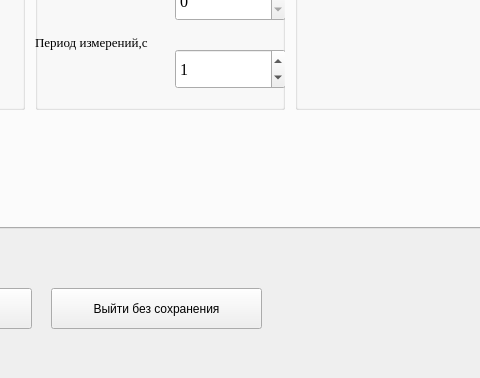
Qt form options.ui (tomyqg/topaz-m) before a commit; both pictures show x 199 to 679 and y 422 to 800 of the 1280 by 800 pixel window.
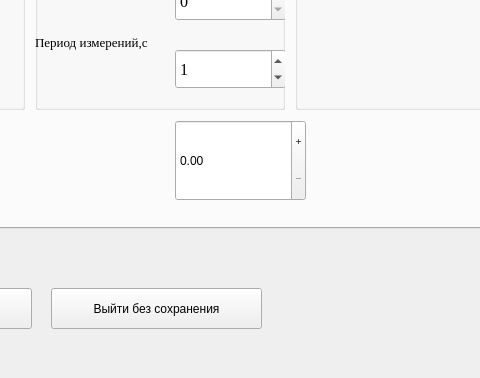
The same form after that commit.

```diff
--- a/options.ui
+++ b/options.ui
@@ -677,6 +677,28 @@
        <zorder>comboBox_6</zorder>
        <zorder>layoutWidget</zorder>
       </widget>
+      <widget class="QDoubleSpinBox" name="doubleSpinBox">
+       <property name="geometry">
+        <rect>
+         <x>370</x>
+         <y>450</y>
+         <width>131</width>
+         <height>81</height>
+        </rect>
+       </property>
+       <property name="inputMethodHints">
+        <set>Qt::ImhFormattedNumbersOnly</set>
+       </property>
+       <property name="buttonSymbols">
+        <enum>QAbstractSpinBox::PlusMinus</enum>
+       </property>
+       <property name="accelerated">
+        <bool>true</bool>
+       </property>
+       <property name="singleStep">
+        <double>0.010000000000000</double>
+       </property>
+      </widget>
       <zorder>groupBox</zorder>
       <zorder>groupBox_3</zorder>
       <zorder>groupBox_4</zorder>
```
Left out of the diff: 4 changed lines with no effect on the pictures.
